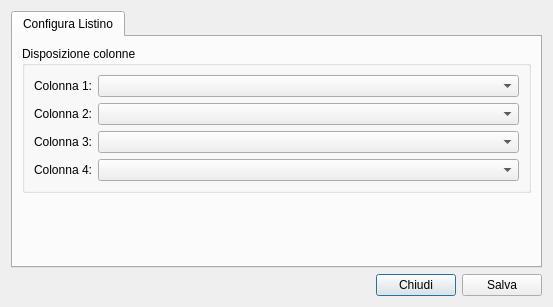
First picture: the form in moduleMagazzino/configprintdialog.ui, repository kvsd/Gestionale, before the edit.
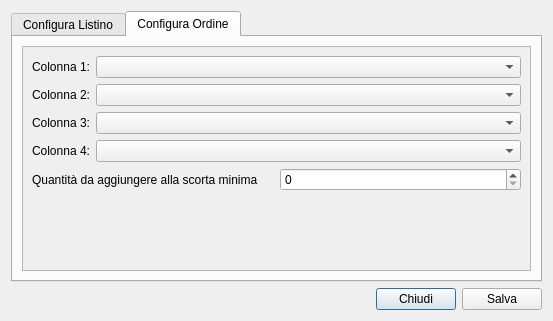
Second picture: the form after the edit. The open tabs and pages were chosen to show the change.

Commit message: Aggiunti controlli per configurare la stampa

Patch:
```diff
--- a/moduleMagazzino/configprintdialog.ui
+++ b/moduleMagazzino/configprintdialog.ui
@@ -7,7 +7,7 @@
     <x>0</x>
     <y>0</y>
     <width>553</width>
-    <height>307</height>
+    <height>321</height>
    </rect>
   </property>
   <property name="windowTitle">
@@ -25,6 +25,21 @@
       </attribute>
       <layout class="QVBoxLayout" name="verticalLayout_4">
        <item>
+        <widget class="QScrollArea" name="scrollArea_2">
+         <property name="widgetResizable">
+          <bool>true</bool>
+         </property>
+         <widget class="QWidget" name="scrollAreaWidgetContents_2">
+          <property name="geometry">
+           <rect>
+            <x>0</x>
+            <y>0</y>
+            <width>511</width>
+            <height>207</height>
+           </rect>
+          </property>
+          <layout class="QVBoxLayout" name="verticalLayout_3">
+           <item>
         <widget class="QGroupBox" name="groupBox">
          <property name="title">
           <string>Disposizione colonne</string>
@@ -73,8 +88,95 @@
          </layout>
         </widget>
        </item>
+          </layout>
+         </widget>
+        </widget>
+       </item>
+      </layout>
+     </widget>
+     <widget class="QWidget" name="tab_2">
+      <attribute name="title">
+       <string>Configura Ordine</string>
+      </attribute>
+      <layout class="QVBoxLayout" name="verticalLayout_2">
        <item>
-        <spacer name="verticalSpacer_2">
+        <widget class="QScrollArea" name="scrollArea">
+         <property name="widgetResizable">
+          <bool>true</bool>
+         </property>
+         <widget class="QWidget" name="scrollAreaWidgetContents">
+          <property name="geometry">
+           <rect>
+            <x>0</x>
+            <y>0</y>
+            <width>511</width>
+            <height>207</height>
+           </rect>
+          </property>
+          <layout class="QVBoxLayout" name="verticalLayout_5">
+           <item>
+            <layout class="QFormLayout" name="formLayout_2">
+             <property name="fieldGrowthPolicy">
+              <enum>QFormLayout::AllNonFixedFieldsGrow</enum>
+             </property>
+             <item row="0" column="0">
+              <widget class="QLabel" name="label_5">
+               <property name="text">
+                <string>Colonna 1:</string>
+               </property>
+              </widget>
+             </item>
+             <item row="0" column="1">
+              <widget class="QComboBox" name="ordineCol1ComboBox"/>
+             </item>
+             <item row="1" column="0">
+              <widget class="QLabel" name="label_6">
+               <property name="text">
+                <string>Colonna 2:</string>
+               </property>
+              </widget>
+             </item>
+             <item row="1" column="1">
+              <widget class="QComboBox" name="ordineCol2ComboBox"/>
+             </item>
+             <item row="2" column="0">
+              <widget class="QLabel" name="label_7">
+               <property name="text">
+                <string>Colonna 3:</string>
+               </property>
+              </widget>
+             </item>
+             <item row="2" column="1">
+              <widget class="QComboBox" name="ordineCol3ComboBox"/>
+             </item>
+             <item row="3" column="0">
+              <widget class="QLabel" name="label_8">
+               <property name="text">
+                <string>Colonna 4:</string>
+               </property>
+              </widget>
+             </item>
+             <item row="3" column="1">
+              <widget class="QComboBox" name="ordineCol4ComboBox"/>
+             </item>
+            </layout>
+           </item>
+           <item>
+            <layout class="QHBoxLayout" name="horizontalLayout_2">
+             <item>
+              <widget class="QLabel" name="label_10">
+               <property name="text">
+                <string>Quantità da aggiungere alla scorta minima</string>
+               </property>
+              </widget>
+             </item>
+             <item>
+              <widget class="QSpinBox" name="spinBox"/>
+             </item>
+            </layout>
+           </item>
+           <item>
+            <spacer name="verticalSpacer">
          <property name="orientation">
           <enum>Qt::Vertical</enum>
          </property>
@@ -85,6 +187,10 @@
           </size>
          </property>
         </spacer>
+           </item>
+          </layout>
+         </widget>
+        </widget>
        </item>
       </layout>
      </widget>
```
Lines whose indentation alone changed are shown as unchanged. The commit also changes 1 other file.
